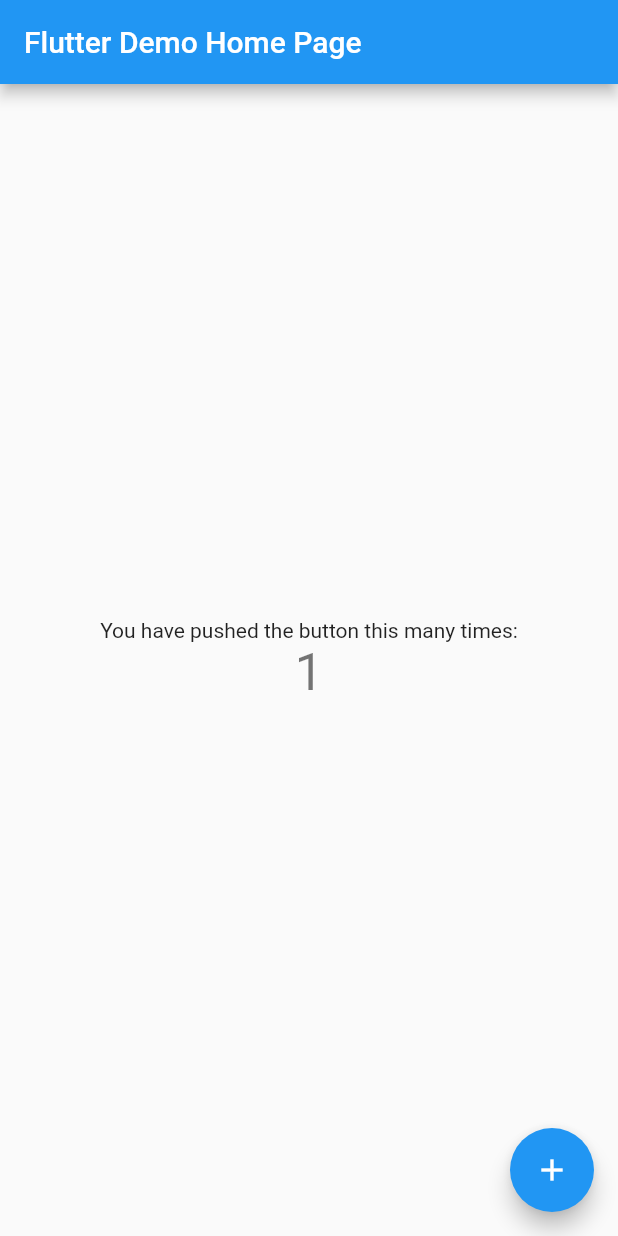
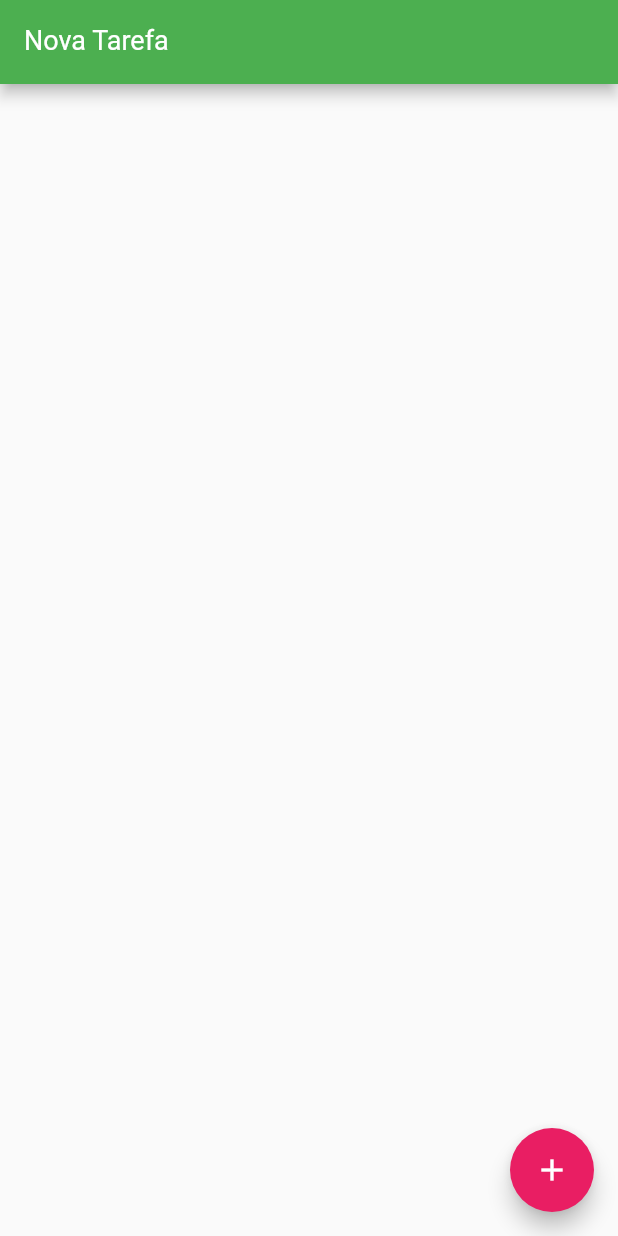
Before and after one commit to lfrigodesouza/flutter-todo, a Flutter app: the screen it shows after launch, after a tap on the "add" icon, on a phone screen of 412 x 824 dp. Run offline on Flutter 3.47's test engine with Material 2 defaults, Android fonts, the phone set to English and light mode, and no system bars; our stand-ins replace shared_preferences.

```diff
--- a/lib/main.dart
+++ b/lib/main.dart
@@ -1,111 +1,131 @@
+import 'dart:convert';
 import 'package:flutter/material.dart';
+import 'package:shared_preferences/shared_preferences.dart';
+import 'models/item.dart';
 
-void main() => runApp(MyApp());
+void main() => runApp(App());
 
-class MyApp extends StatelessWidget {
-  // This widget is the root of your application.
+class App extends StatelessWidget {
   @override
   Widget build(BuildContext context) {
     return MaterialApp(
-      title: 'Flutter Demo',
+      title: 'ToDo App',
+      debugShowCheckedModeBanner: false,
       theme: ThemeData(
-        // This is the theme of your application.
-        //
-        // Try running your application with "flutter run". You'll see the
-        // application has a blue toolbar. Then, without quitting the app, try
-        // changing the primarySwatch below to Colors.green and then invoke
-        // "hot reload" (press "r" in the console where you ran "flutter run",
-        // or simply save your changes to "hot reload" in a Flutter IDE).
-        // Notice that the counter didn't reset back to zero; the application
-        // is not restarted.
-        primarySwatch: Colors.blue,
+        primarySwatch: Colors.green,
       ),
-      home: MyHomePage(title: 'Flutter Demo Home Page'),
+      home: HomePage(),
     );
   }
 }
 
-class MyHomePage extends StatefulWidget {
-  MyHomePage({Key key, this.title}) : super(key: key);
+class HomePage extends StatefulWidget {
+  var items = new List<Item>();
 
-  // This widget is the home page of your application. It is stateful, meaning
-  // that it has a State object (defined below) that contains fields that affect
-  // how it looks.
-
-  // This class is the configuration for the state. It holds the values (in this
-  // case the title) provided by the parent (in this case the App widget) and
-  // used by the build method of the State. Fields in a Widget subclass are
-  // always marked "final".
-
-  final String title;
+  HomePage() {
+    items = [];
+    // items.add(Item(title: "Item 1", done: false));
+    // items.add(Item(title: "Item 2", done: true));
+    // items.add(Item(title: "Item 3", done: false));
+  }
 
   @override
-  _MyHomePageState createState() => _MyHomePageState();
+  _HomePageState createState() => _HomePageState();
 }
 
-class _MyHomePageState extends State<MyHomePage> {
-  int _counter = 0;
+class _HomePageState extends State<HomePage> {
+  var newTaskCtrl = TextEditingController();
 
-  void _incrementCounter() {
+  void add() {
+    if (newTaskCtrl.text.isEmpty) return;
     setState(() {
-      // This call to setState tells the Flutter framework that something has
-      // changed in this State, which causes it to rerun the build method below
-      // so that the display can reflect the updated values. If we changed
-      // _counter without calling setState(), then the build method would not be
-      // called again, and so nothing would appear to happen.
-      _counter++;
+      widget.items.add(
+        Item(
+          title: newTaskCtrl.text,
+          done: false,
+        ),
+      );
+      newTaskCtrl.text = "";
+      save();
     });
+  }
+
+  void remove(int index) {
+    setState(() {
+      widget.items.removeAt(index);
+      save();
+    });
+  }
+
+  Future load() async {
+    var prefs = await SharedPreferences.getInstance();
+    var data = prefs.getString('data');
+    if (data != null) {
+      Iterable decoded = jsonDecode(data);
+      List<Item> result = decoded.map((x) => Item.fromJson(x)).toList();
+      setState(() {
+        widget.items = result;
+        save();
+      });
+    }
+  }
+
+  save() async {
+    var prefs = await SharedPreferences.getInstance();
+    await prefs.setString('data', jsonEncode(widget.items));
+  }
+
+  _HomePageState() {
+    load();
   }
 
   @override
   Widget build(BuildContext context) {
-    // This method is rerun every time setState is called, for instance as done
-    // by the _incrementCounter method above.
-    //
-    // The Flutter framework has been optimized to make rerunning build methods
-    // fast, so that you can just rebuild anything that needs updating rather
-    // than having to individually change instances of widgets.
     return Scaffold(
       appBar: AppBar(
-        // Here we take the value from the MyHomePage object that was created by
-        // the App.build method, and use it to set our appbar title.
-        title: Text(widget.title),
-      ),
-      body: Center(
-        // Center is a layout widget. It takes a single child and positions it
-        // in the middle of the parent.
-        child: Column(
-          // Column is also layout widget. It takes a list of children and
-          // arranges them vertically. By default, it sizes itself to fit its
-          // children horizontally, and tries to be as tall as its parent.
-          //
-          // Invoke "debug painting" (press "p" in the console, choose the
-          // "Toggle Debug Paint" action from the Flutter Inspector in Android
-          // Studio, or the "Toggle Debug Paint" command in Visual Studio Code)
-          // to see the wireframe for each widget.
-          //
-          // Column has various properties to control how it sizes itself and
-          // how it positions its children. Here we use mainAxisAlignment to
-          // center the children vertically; the main axis here is the vertical
-          // axis because Columns are vertical (the cross axis would be
-          // horizontal).
-          mainAxisAlignment: MainAxisAlignment.center,
-          children: <Widget>[
-            Text(
-              'You have pushed the button this many times:',
-            ),
-            Text(
-              '$_counter',
-              style: Theme.of(context).textTheme.display1,
-            ),
-          ],
+        title: TextFormField(
+          controller: newTaskCtrl,
+          keyboardType: TextInputType.text,
+          style: TextStyle(
+            color: Colors.white,
+            fontSize: 18,
+          ),
+          decoration: InputDecoration(
+              labelText: "Nova Tarefa",
+              labelStyle: TextStyle(
+                color: Colors.white,
+              )),
         ),
       ),
+      body: ListView.builder(
+        itemCount: widget.items.length,
+        itemBuilder: (BuildContext ctxt, int index) {
+          final item = widget.items[index];
+          return Dismissible(
+            child: CheckboxListTile(
+              title: Text(item.title),
+              value: item.done,
+              onChanged: (value) {
+                setState(() {
+                  item.done = value;
+                });
+              },
+            ),
+            key: Key(item.title),
+            background: Container(
+              color: Colors.red.withOpacity(0.2),
+            ),
+            onDismissed: (direction) {
+              remove(index);
+            },
+          );
+        },
+      ),
       floatingActionButton: FloatingActionButton(
-        onPressed: _incrementCounter,
-        tooltip: 'Increment',
+        onPressed: add,
         child: Icon(Icons.add),
-      ), // This trailing comma makes auto-formatting nicer for build methods.
+        backgroundColor: Colors.pink,
+      ),
     );
   }
 }
--- /dev/null
+++ b/lib/models/item.dart
@@ -0,0 +1,18 @@
+class Item {
+  String title;
+  bool done;
+
+  Item({this.title, this.done});
+
+  Item.fromJson(Map<String, dynamic> json) {
+    title = json['title'];
+    done = json['done'];
+  }
+
+  Map<String, dynamic> toJson() {
+    final Map<String, dynamic> data = new Map<String, dynamic>();
+    data['title'] = this.title;
+    data['done'] = this.done;
+    return data;
+  }
+}
```
Also changed, not shown: pubspec.yaml (+2 -7 lines), pubspec.lock.
